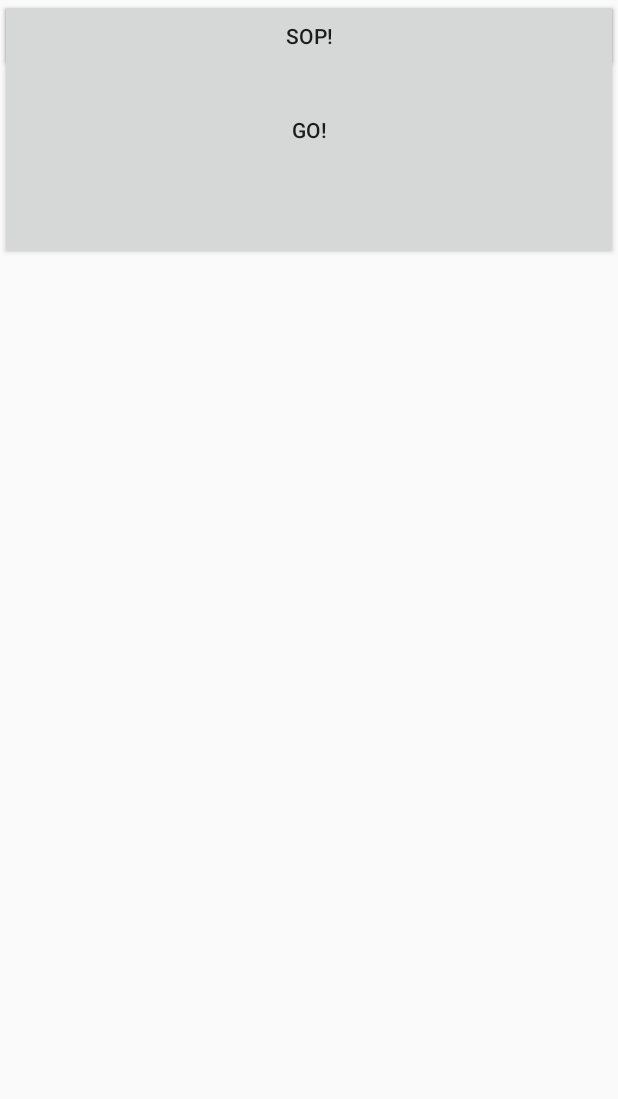
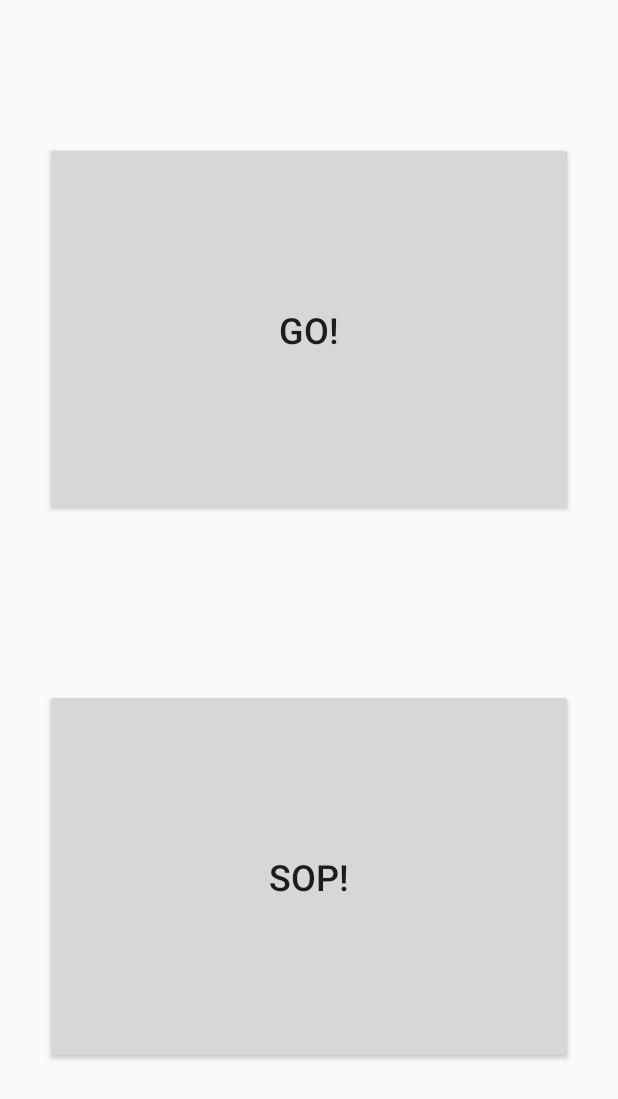
Before and after one commit to alch94/hackaburg19_timetrack, an Android app: the screen it shows after launch (MainActivity), on a phone screen of 412 x 824 dp. Shown: the top 1099 px of the screen. Run offline under Robolectric (Android 15) with nearby library versions, the phone set to English and light mode, and no system bars.

Commit message:
Commit for relatively stable android app

```diff
--- a/android/app/src/main/AndroidManifest.xml
+++ b/android/app/src/main/AndroidManifest.xml
@@ -32,7 +32,6 @@
                 <category android:name="android.intent.category.LAUNCHER" />
             </intent-filter>
         </activity>
-        <service android:enabled="true" android:name=".BackgroundTrackingService" />
 
     </application>
 
--- a/android/app/src/main/java/com/hackaburgk/timetrack/MainActivity.kt
+++ b/android/app/src/main/java/com/hackaburgk/timetrack/MainActivity.kt
@@ -49,6 +49,15 @@ class MainActivity : AppCompatActivity() {
             intent.action = MyForeGroundService.ACTION_START_FOREGROUND_SERVICE
             startService(intent)
         }
+
+
+        btn_sop.setOnClickListener{view ->
+            val intent = Intent(this@MainActivity, MyForeGroundService::class.java)
+            intent.action = MyForeGroundService.ACTION_STOP_FOREGROUND_SERVICE
+            startService(intent)
+        }
+
+
     }
 
 
--- a/android/app/src/main/res/layout/activity_main.xml
+++ b/android/app/src/main/res/layout/activity_main.xml
@@ -1,24 +1,43 @@
 <?xml version="1.0" encoding="utf-8"?>
-<android.support.design.widget.CoordinatorLayout xmlns:android="http://schemas.android.com/apk/res/android"
+<android.support.constraint.ConstraintLayout xmlns:android="http://schemas.android.com/apk/res/android"
     xmlns:app="http://schemas.android.com/apk/res-auto"
     xmlns:tools="http://schemas.android.com/tools"
+    android:id="@+id/coordinatorLayout"
     android:layout_width="match_parent"
     android:layout_height="match_parent"
-    tools:background="@color/colorPrimaryDark"
     tools:context=".MainActivity">
 
     <Button
         android:id="@+id/btn_go"
         android:layout_width="match_parent"
-        android:layout_height="173dp"
+        android:layout_height="250dp"
+        android:layout_marginBottom="20dp"
+        android:layout_marginEnd="30dp"
+        android:layout_marginStart="30dp"
         android:text="GO!"
+        android:textSize="24sp"
         android:visibility="visible"
-        tools:background="@color/colorPrimaryDark" />
+        app:layout_constraintBottom_toTopOf="@+id/btn_sop"
+        app:layout_constraintEnd_toEndOf="parent"
+        app:layout_constraintHorizontal_bias="0.315"
+        app:layout_constraintStart_toStartOf="parent"
+        app:layout_constraintTop_toTopOf="parent"
+        tools:background="@android:color/holo_green_light" />
 
     <Button
         android:id="@+id/btn_sop"
         android:layout_width="match_parent"
-        android:layout_height="wrap_content"
-        android:text="Sop!" />
+        android:layout_height="250dp"
+        android:layout_marginBottom="20dp"
+        android:layout_marginEnd="30dp"
+        android:layout_marginStart="30dp"
+        android:text="Sop!"
+        android:textSize="24sp"
+        app:layout_constraintBottom_toBottomOf="parent"
+        app:layout_constraintEnd_toEndOf="parent"
+        app:layout_constraintHorizontal_bias="1.0"
+        app:layout_constraintStart_toStartOf="parent"
+        app:layout_constraintTop_toBottomOf="@+id/btn_go"
+        tools:background="@android:color/holo_red_light" />
 
-</android.support.design.widget.CoordinatorLayout>
+</android.support.constraint.ConstraintLayout>
--- a/android/app/src/main/res/values/strings.xml
+++ b/android/app/src/main/res/values/strings.xml
@@ -1,4 +1,4 @@
 <resources>
-    <string name="app_name">timeTrack</string>
+    <string name="app_name">Tracky</string>
     <string name="action_settings">Settings</string>
 </resources>
```
Also changed, not shown: android/app/src/main/java/com/hackaburgk/timetrack/BackgroundTrackingService.kt (deleted, +0 -64 lines), android/app/src/main/java/com/hackaburgk/timetrack/MyForeGroundService.java (+10 -2 lines).
